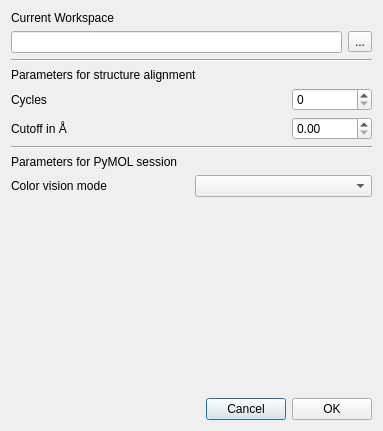
The window that pyssa/gui/ui/forms/dlgSettingsGlobal.ui (urban233/PySSA) describes before a commit, drawn with Qt 5.
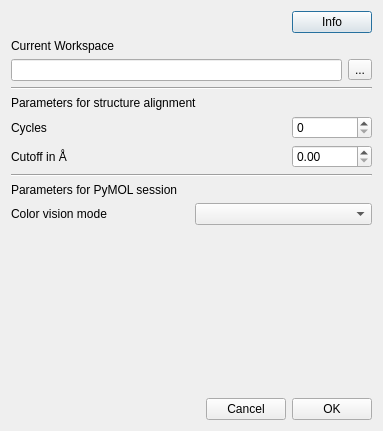
The same window after the commit.

Commit message: fix: changed gui design on edit page + hide ? in window title bar

The edit to the form file:
```diff
--- a/pyssa/gui/ui/forms/dlgSettingsGlobal.ui
+++ b/pyssa/gui/ui/forms/dlgSettingsGlobal.ui
@@ -14,6 +14,30 @@
    <string>Dialog</string>
   </property>
   <layout class="QVBoxLayout" name="verticalLayout_2">
+   <item>
+    <layout class="QHBoxLayout" name="horizontalLayout_2">
+     <item>
+      <spacer name="horizontalSpacer_2">
+       <property name="orientation">
+        <enum>Qt::Horizontal</enum>
+       </property>
+       <property name="sizeHint" stdset="0">
+        <size>
+         <width>40</width>
+         <height>20</height>
+        </size>
+       </property>
+      </spacer>
+     </item>
+     <item>
+      <widget class="QPushButton" name="btn_info">
+       <property name="text">
+        <string>Info</string>
+       </property>
+      </widget>
+     </item>
+    </layout>
+   </item>
    <item>
     <layout class="QVBoxLayout" name="verticalLayout_3">
      <item>
@@ -156,7 +180,7 @@
        </property>
        <property name="sizeHint" stdset="0">
         <size>
-         <width>40</width>
+         <width>148</width>
          <height>20</height>
         </size>
        </property>
```
Left out of the diff: 5 changed lines with no effect on the pictures. The commit also changes 7 other files.
